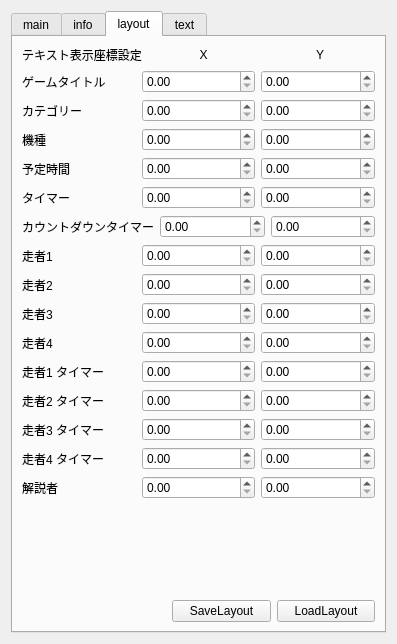
oimobatake/RTA-Support-Plugins, file src/RTAPluginDock.ui: the form before one commit.
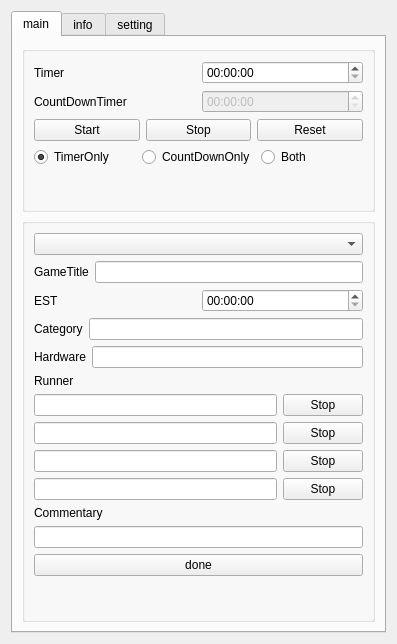
The form after the commit. The open tabs and pages were chosen to show the change.

Commit message: テキスト設定関連を一つのタブに集約

Diff of the .ui file:
```diff
--- a/src/RTAPluginDock.ui
+++ b/src/RTAPluginDock.ui
@@ -473,355 +473,9 @@
        </item>
       </layout>
      </widget>
-     <widget class="QWidget" name="tab_4">
-      <attribute name="title">
-       <string>layout</string>
-      </attribute>
-      <layout class="QVBoxLayout" name="verticalLayout_7">
-       <item>
-        <layout class="QGridLayout" name="gridLayout">
-         <item row="0" column="0">
-          <widget class="QLabel" name="label_9">
-           <property name="font">
-            <font/>
-           </property>
-           <property name="text">
-            <string>テキスト表示座標設定</string>
-           </property>
-           <property name="scaledContents">
-            <bool>false</bool>
-           </property>
-           <property name="alignment">
-            <set>Qt::AlignmentFlag::AlignCenter</set>
-           </property>
-          </widget>
-         </item>
-         <item row="0" column="1">
-          <widget class="QLabel" name="label_11">
-           <property name="font">
-            <font/>
-           </property>
-           <property name="text">
-            <string>X</string>
-           </property>
-           <property name="alignment">
-            <set>Qt::AlignmentFlag::AlignCenter</set>
-           </property>
-          </widget>
-         </item>
-         <item row="0" column="2">
-          <widget class="QLabel" name="label_12">
-           <property name="font">
-            <font/>
-           </property>
-           <property name="text">
-            <string>Y</string>
-           </property>
-           <property name="alignment">
-            <set>Qt::AlignmentFlag::AlignCenter</set>
-           </property>
-          </widget>
-         </item>
-        </layout>
-       </item>
-       <item>
-        <layout class="QGridLayout" name="gridLayout_3">
-         <item row="0" column="0">
-          <widget class="QLabel" name="label_10">
-           <property name="text">
-            <string>ゲームタイトル</string>
-           </property>
-          </widget>
-         </item>
-         <item row="0" column="1">
-          <widget class="QDoubleSpinBox" name="posX_GameTitle">
-           <property name="maximum">
-            <double>99.989999999999995</double>
-           </property>
-          </widget>
-         </item>
-         <item row="0" column="2">
-          <widget class="QDoubleSpinBox" name="posY_GameTitle"/>
-         </item>
-        </layout>
-       </item>
-       <item>
-        <layout class="QGridLayout" name="gridLayout_4">
-         <item row="0" column="0">
-          <widget class="QLabel" name="label_13">
-           <property name="text">
-            <string>カテゴリー</string>
-           </property>
-          </widget>
-         </item>
-         <item row="0" column="2">
-          <widget class="QDoubleSpinBox" name="posY_Category"/>
-         </item>
-         <item row="0" column="1">
-          <widget class="QDoubleSpinBox" name="posX_Category"/>
-         </item>
-        </layout>
-       </item>
-       <item>
-        <layout class="QGridLayout" name="gridLayout_5">
-         <item row="0" column="0">
-          <widget class="QLabel" name="label_14">
-           <property name="text">
-            <string>機種</string>
-           </property>
-          </widget>
-         </item>
-         <item row="0" column="1">
-          <widget class="QDoubleSpinBox" name="posX_Hardware"/>
-         </item>
-         <item row="0" column="2">
-          <widget class="QDoubleSpinBox" name="posY_Hardware"/>
-         </item>
-        </layout>
-       </item>
-       <item>
-        <layout class="QGridLayout" name="gridLayout_6">
-         <item row="0" column="0">
-          <widget class="QLabel" name="label_15">
-           <property name="text">
-            <string>予定時間</string>
-           </property>
-          </widget>
-         </item>
-         <item row="0" column="1">
-          <widget class="QDoubleSpinBox" name="posX_EstimateTime"/>
-         </item>
-         <item row="0" column="2">
-          <widget class="QDoubleSpinBox" name="posY_EstimateTime"/>
-         </item>
-        </layout>
-       </item>
-       <item>
-        <layout class="QGridLayout" name="gridLayout_8">
-         <item row="0" column="0">
-          <widget class="QLabel" name="label_17">
-           <property name="text">
-            <string>タイマー</string>
-           </property>
-          </widget>
-         </item>
-         <item row="0" column="1">
-          <widget class="QDoubleSpinBox" name="posX_CountUpTimer"/>
-         </item>
-         <item row="0" column="2">
-          <widget class="QDoubleSpinBox" name="posY_CountUpTimer"/>
-         </item>
-        </layout>
-       </item>
-       <item>
-        <layout class="QGridLayout" name="gridLayout_9">
-         <item row="0" column="0">
-          <widget class="QLabel" name="label_18">
-           <property name="text">
-            <string>カウントダウンタイマー</string>
-           </property>
-          </widget>
-         </item>
-         <item row="0" column="1">
-          <widget class="QDoubleSpinBox" name="posX_CountDownTimer"/>
-         </item>
-         <item row="0" column="2">
-          <widget class="QDoubleSpinBox" name="posY_CountDownTimer"/>
-         </item>
-        </layout>
-       </item>
-       <item>
-        <layout class="QGridLayout" name="gridLayout_14">
-         <item row="0" column="2">
-          <widget class="QDoubleSpinBox" name="posY_RunnerName_1"/>
-         </item>
-         <item row="0" column="0">
-          <widget class="QLabel" name="label_23">
-           <property name="text">
-            <string>走者1</string>
-           </property>
-          </widget>
-         </item>
-         <item row="0" column="1">
-          <widget class="QDoubleSpinBox" name="posX_RunnerName_1"/>
-         </item>
-        </layout>
-       </item>
-       <item>
-        <layout class="QGridLayout" name="gridLayout_15">
-         <item row="0" column="0">
-          <widget class="QLabel" name="label_24">
-           <property name="text">
-            <string>走者2</string>
-           </property>
-          </widget>
-         </item>
-         <item row="0" column="1">
-          <widget class="QDoubleSpinBox" name="posX_RunnerName_2"/>
-         </item>
-         <item row="0" column="2">
-          <widget class="QDoubleSpinBox" name="posY_RunnerName_2"/>
-         </item>
-        </layout>
-       </item>
-       <item>
-        <layout class="QGridLayout" name="gridLayout_16">
-         <item row="0" column="0">
-          <widget class="QLabel" name="label_25">
-           <property name="text">
-            <string>走者3</string>
-           </property>
-          </widget>
-         </item>
-         <item row="0" column="1">
-          <widget class="QDoubleSpinBox" name="posX_RunnerName_3"/>
-         </item>
-         <item row="0" column="2">
-          <widget class="QDoubleSpinBox" name="posY_RunnerName_3"/>
-         </item>
-        </layout>
-       </item>
-       <item>
-        <layout class="QGridLayout" name="gridLayout_17">
-         <item row="0" column="0">
-          <widget class="QLabel" name="label_26">
-           <property name="text">
-            <string>走者4</string>
-           </property>
-          </widget>
-         </item>
-         <item row="0" column="1">
-          <widget class="QDoubleSpinBox" name="posX_RunnerName_4"/>
-         </item>
-         <item row="0" column="2">
-          <widget class="QDoubleSpinBox" name="posY_RunnerName_4"/>
-         </item>
-        </layout>
-       </item>
-       <item>
-        <layout class="QGridLayout" name="gridLayout_10">
-         <item row="0" column="2">
-          <widget class="QDoubleSpinBox" name="posY_RunnerTimer_1"/>
-         </item>
-         <item row="0" column="1">
-          <widget class="QDoubleSpinBox" name="posX_RunnerTimer_1"/>
-         </item>
-         <item row="0" column="0">
-          <widget class="QLabel" name="label_19">
-           <property name="text">
-            <string>走者1 タイマー</string>
-           </property>
-          </widget>
-         </item>
-        </layout>
-       </item>
-       <item>
-        <layout class="QGridLayout" name="gridLayout_11">
-         <item row="0" column="1">
-          <widget class="QDoubleSpinBox" name="posX_RunnerTimer_2"/>
-         </item>
-         <item row="0" column="2">
-          <widget class="QDoubleSpinBox" name="posY_RunnerTimer_2"/>
-         </item>
-         <item row="0" column="0">
-          <widget class="QLabel" name="label_20">
-           <property name="text">
-            <string>走者2 タイマー</string>
-           </property>
-          </widget>
-         </item>
-        </layout>
-       </item>
-       <item>
-        <layout class="QGridLayout" name="gridLayout_12">
-         <item row="0" column="1">
-          <widget class="QDoubleSpinBox" name="posX_RunnerTimer_3"/>
-         </item>
-         <item row="0" column="2">
-          <widget class="QDoubleSpinBox" name="posY_RunnerTimer_3"/>
-         </item>
-         <item row="0" column="0">
-          <widget class="QLabel" name="label_21">
-           <property name="text">
-            <string>走者3 タイマー</string>
-           </property>
-          </widget>
-         </item>
-        </layout>
-       </item>
-       <item>
-        <layout class="QGridLayout" name="gridLayout_13">
-         <item row="0" column="0">
-          <widget class="QLabel" name="label_22">
-           <property name="text">
-            <string>走者4 タイマー</string>
-           </property>
-          </widget>
-         </item>
-         <item row="0" column="1">
-          <widget class="QDoubleSpinBox" name="posX_RunnerTimer_4"/>
-         </item>
-         <item row="0" column="2">
-          <widget class="QDoubleSpinBox" name="posY_RunnerTimer_4"/>
-         </item>
-        </layout>
-       </item>
-       <item>
-        <layout class="QGridLayout" name="gridLayout_18">
-         <item row="0" column="0">
-          <widget class="QLabel" name="label_27">
-           <property name="text">
-            <string>解説者</string>
-           </property>
-          </widget>
-         </item>
-         <item row="0" column="1">
-          <widget class="QDoubleSpinBox" name="posX_Commentary"/>
-         </item>
-         <item row="0" column="2">
-          <widget class="QDoubleSpinBox" name="posY_Commentary"/>
-         </item>
-        </layout>
-       </item>
-       <item>
-        <spacer name="verticalSpacer_5">
-         <property name="orientation">
-          <enum>Qt::Orientation::Vertical</enum>
-         </property>
-         <property name="sizeHint" stdset="0">
-          <size>
-           <width>20</width>
-           <height>111</height>
-          </size>
-         </property>
-        </spacer>
-       </item>
-       <item>
-        <layout class="QGridLayout" name="gridLayout_19">
-         <property name="leftMargin">
-          <number>150</number>
-         </property>
-         <item row="0" column="1">
-          <widget class="QPushButton" name="LoadPosSettingBtn">
-           <property name="text">
-            <string>LoadLayout</string>
-           </property>
-          </widget>
-         </item>
-         <item row="0" column="0">
-          <widget class="QPushButton" name="SavePosSettingBtn">
-           <property name="text">
-            <string>SaveLayout</string>
-           </property>
-          </widget>
-         </item>
-        </layout>
-       </item>
-      </layout>
-     </widget>
      <widget class="QWidget" name="tab_3">
       <attribute name="title">
-       <string>text</string>
+       <string>setting</string>
       </attribute>
       <layout class="QVBoxLayout" name="verticalLayout_8">
        <item>
@@ -1105,6 +759,48 @@
          </item>
         </layout>
        </item>
+       <item>
+        <layout class="QHBoxLayout" name="horizontalLayout_19">
+         <item>
+          <widget class="QLabel" name="label_28">
+           <property name="text">
+            <string>TextPosition</string>
+           </property>
+          </widget>
+         </item>
+         <item>
+          <widget class="QDoubleSpinBox" name="posX_text">
+           <property name="maximum">
+            <double>99.989999999999995</double>
+           </property>
+          </widget>
+         </item>
+         <item>
+          <widget class="QDoubleSpinBox" name="posY_text"/>
+         </item>
+        </layout>
+       </item>
+       <item>
+        <layout class="QGridLayout" name="gridLayout_19">
+         <property name="leftMargin">
+          <number>150</number>
+         </property>
+         <item row="0" column="1">
+          <widget class="QPushButton" name="LoadPosSettingBtn">
+           <property name="text">
+            <string>LoadLayout</string>
+           </property>
+          </widget>
+         </item>
+         <item row="0" column="0">
+          <widget class="QPushButton" name="SavePosSettingBtn">
+           <property name="text">
+            <string>SaveLayout</string>
+           </property>
+          </widget>
+         </item>
+        </layout>
+       </item>
        <item>
         <spacer name="verticalSpacer_4">
          <property name="orientation">
```
Left out of the diff: 287 changed lines with no effect on the pictures. The commit also changes 2 other files.
